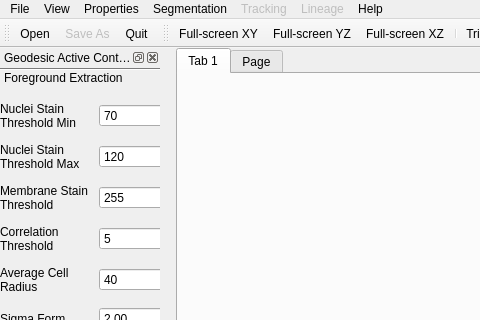
Before: the Qt Designer form trunk/go.ui in gofigure2/GoFigure2, drawn with Qt 5; both pictures show x 0 to 480 and y 0 to 320 of the 1434 by 824 pixel window.
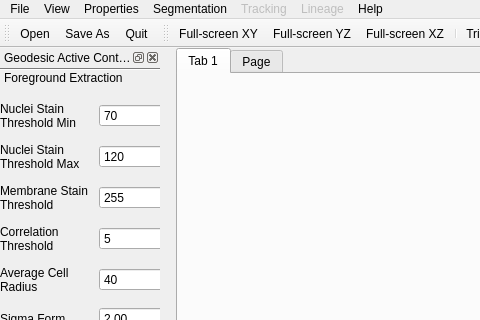
After: the same form once the commit is applied. Icons and pictures are not drawn.

Diff of the .ui file:
```diff
--- a/trunk/go.ui
+++ b/trunk/go.ui
@@ -934,7 +934,7 @@
   </action>
   <action name="actionSave_As" >
    <property name="enabled" >
-    <bool>false</bool>
+    <bool>true</bool>
    </property>
    <property name="icon" >
     <iconset resource="resources/axes.qrc" >
```
Left out of the diff: 8 changed lines with no effect on the pictures.
